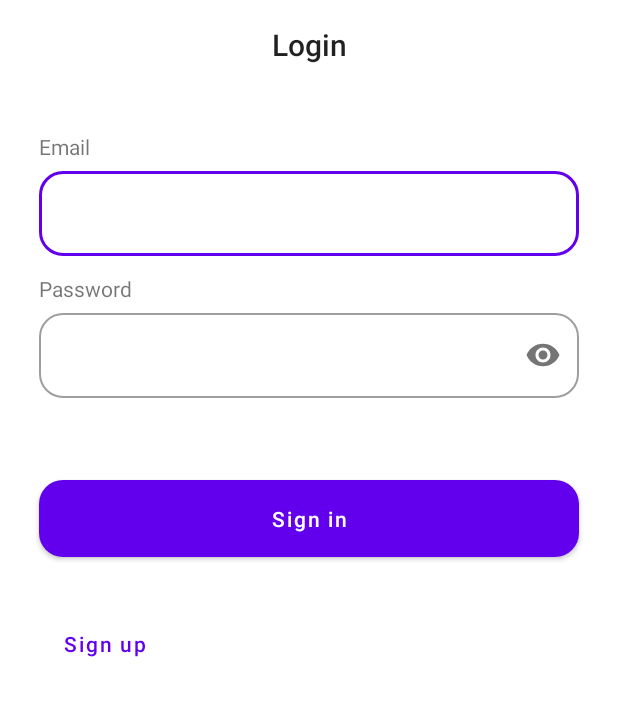
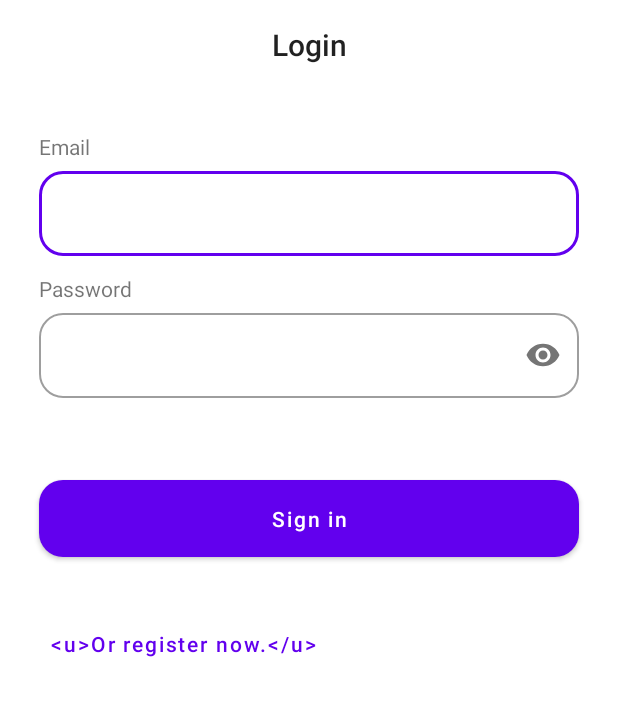
Before and after one commit to fabricethilaw/my_gozem_android_technical_test_assement, an Android app: the screen it shows after launch (MainActivity), on a phone screen of 412 x 824 dp, the part 234-950 px from its top. Run offline under Robolectric (Android 15) with nearby library versions, the phone set to English and light mode, and no system bars; our stand-ins replace data binding.

Commit message:
Code cleanup

```diff
--- a/app/build.gradle
+++ b/app/build.gradle
@@ -40,6 +40,7 @@ dependencies {
 
     implementation 'androidx.core:core-ktx:1.7.0'
     implementation 'androidx.appcompat:appcompat:1.4.1'
+    implementation("org.jetbrains.kotlinx:kotlinx-coroutines-android:1.6.0")
     implementation 'com.google.android.material:material:1.5.0'
     implementation 'androidx.constraintlayout:constraintlayout:2.1.3'
     implementation 'androidx.navigation:navigation-fragment-ktx:2.3.5'
@@ -53,6 +54,7 @@ dependencies {
 
     // Coil
     implementation "io.coil-kt:coil:1.4.0"
+    implementation 'androidx.legacy:legacy-support-v4:1.0.0'
 
     testImplementation 'junit:junit:4.13.2'
     androidTestImplementation 'androidx.test.ext:junit:1.1.3'
--- /dev/null
+++ b/app/src/main/java/com/fabricethilaw/gozem/businesscase/DialogProgressBar.java
@@ -0,0 +1,49 @@
+package com.fabricethilaw.gozem.businesscase;
+
+import static android.view.ViewGroup.LayoutParams.MATCH_PARENT;
+
+import android.app.Dialog;
+import android.content.Context;
+import android.view.Window;
+
+import com.fabricethilaw.gozem.R;
+
+
+public class DialogProgressBar {
+
+    private Context context;
+    private Dialog dialog;
+
+    public DialogProgressBar(Context context) {
+        this.context = context;
+        init();
+    }
+
+    private void init() {
+        dialog = new Dialog(context);
+        dialog.getWindow().requestFeature(Window.FEATURE_NO_TITLE);
+        dialog.setContentView(R.layout.dialog_progress);
+        dialog.getWindow().setLayout(MATCH_PARENT, MATCH_PARENT);
+        dialog.getWindow().setBackgroundDrawableResource(R.color.transparent);
+        dialog.setCancelable(false);
+    }
+
+    public boolean isLoading() {
+        if (dialog.getWindow() != null)
+            return dialog.isShowing();
+
+        return false;
+    }
+
+    public void show() {
+        if (dialog.getWindow() == null)
+            init();
+        dialog.show();
+    }
+
+    public void hide() {
+        if (dialog != null)
+            dialog.cancel();
+    }
+
+}
--- a/app/src/main/java/com/fabricethilaw/gozem/network/MockInterceptor.kt
+++ b/app/src/main/java/com/fabricethilaw/gozem/network/MockInterceptor.kt
@@ -14,7 +14,8 @@ class MockInterceptor : Interceptor {
         val uri = chain.request().url().uri().toString()
         val responseString: String = when {
             uri.endsWith("authenticate") -> {
-                "Successful authentication"
+                "Successful auth"
+              // chain.request().body().
             }
             uri.endsWith("register") -> {
                 "Successful registration"
--- a/app/src/main/res/layout/fragment_sign_in.xml
+++ b/app/src/main/res/layout/fragment_sign_in.xml
@@ -145,7 +145,7 @@
                 android:layout_height="wrap_content"
                 android:layout_marginTop="@dimen/grid_0_5"
                 android:onClick="@{() -> fragment.goToSignUp()}"
-                android:text="@string/signup"
+                android:text="@string/or_register"
                 android:textAllCaps="false"
                 app:cornerRadius="@dimen/grid_2"
                 app:layout_constraintBottom_toBottomOf="parent"
--- a/app/src/main/res/navigation/nav_graph.xml
+++ b/app/src/main/res/navigation/nav_graph.xml
@@ -16,6 +16,11 @@
             app:destination="@id/SignUpFragment"
             app:popUpTo="@id/SignUpFragment"
             app:popUpToInclusive="true" />
+        <action
+            android:id="@+id/action_SignIn_to_Home"
+            app:destination="@id/homeFragment"
+            app:popUpTo="@id/homeFragment"
+            app:popUpToInclusive="true" />
     </fragment>
 
     <fragment
@@ -29,5 +34,16 @@
             app:destination="@id/SignInFragment"
             app:popUpTo="@id/SignInFragment"
             app:popUpToInclusive="true" />
+        <action
+            android:id="@+id/action_SignUp_to_Home"
+            app:destination="@id/homeFragment"
+            app:popUpTo="@id/homeFragment"
+            app:popUpToInclusive="true" />
     </fragment>
+
+    <fragment
+        android:id="@+id/homeFragment"
+        android:name="com.fabricethilaw.gozem.businesscase.HomeFragment"
+        android:label="HomeFragment"
+        tools:layout="@layout/fragment_home" />
 </navigation>
--- a/app/src/main/res/values/colors.xml
+++ b/app/src/main/res/values/colors.xml
@@ -7,4 +7,5 @@
     <color name="teal_700">#FF018786</color>
     <color name="black">#FF000000</color>
     <color name="white">#FFFFFFFF</color>
+    <color name="transparent">#0000</color>
 </resources>
--- a/app/src/main/res/values/strings.xml
+++ b/app/src/main/res/values/strings.xml
@@ -17,4 +17,9 @@
     <string name="error_invalid_password">Please enter a password with at leat 4 characters</string>
     <string name="confirm_password">Confrm the password</string>
     <string name="error_confirm_password_not_matching">Passwords do not match.</string>
+    <!-- TODO: Remove or change this placeholder text -->
+    <string name="hello_blank_fragment">Hello blank fragment</string>
+    <string name="sign_in_error">SignIn error</string>
+    <string name="sign_up_error">Error during registration</string>
+    <string name="or_register"><![CDATA[<u>Or register now.</u>]]></string>
 </resources>
```
Also changed, not shown: app/src/main/AndroidManifest.xml (+7 -1 lines), app/src/main/java/com/fabricethilaw/gozem/Extensions.kt (added, +11 -0 lines), app/src/main/java/com/fabricethilaw/gozem/businesscase/BusinessCaseViewModel.kt (+43 -11 lines), app/src/main/java/com/fabricethilaw/gozem/businesscase/HomeFragment.kt (added, +46 -0 lines), app/src/main/java/com/fabricethilaw/gozem/businesscase/SignInFragment.kt (+11 -6 lines), app/src/main/java/com/fabricethilaw/gozem/businesscase/SignUpFragment.kt (+10 -3 lines), app/src/main/java/com/fabricethilaw/gozem/network/ApiService.kt (+11 -10 lines), app/src/main/java/com/fabricethilaw/gozem/network/model/AuthResponse.kt (added, +8 -0 lines), app/src/main/java/com/fabricethilaw/gozem/network/model/LoginPayload.kt (+8 -2 lines), app/src/main/res/layout/dialog_progress.xml (added, +15 -0 lines), app/src/main/res/layout/fragment_home.xml (added, +33 -0 lines).
